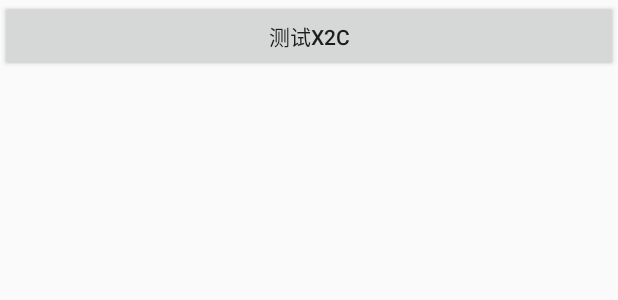
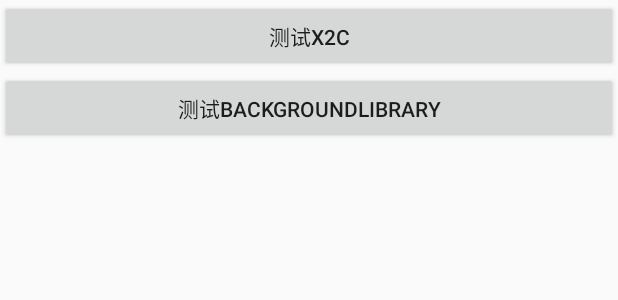
Before and after one commit to sarah21cn/AndroidDemo, an Android app: the layout activity_main.xml on its own in the app's theme, with its tools: preview values and no code run, on a phone screen of 412 x 824 dp. Shown: the top 300 px of the screen. Run offline under Robolectric (Android 15) with nearby library versions, the phone set to English and light mode, and no system bars.

Commit message:
add background library
Signed-off-by: yinshan <ys_sarah@163.com>

```diff
--- a/app/build.gradle
+++ b/app/build.gradle
@@ -35,4 +35,6 @@ dependencies {
 
     annotationProcessor 'com.zhangyue.we:x2c-apt:1.1.2'
     implementation 'com.zhangyue.we:x2c-lib:1.0.6'
+
+    implementation 'com.noober.background:core:1.6.5'
 }
--- a/app/src/main/AndroidManifest.xml
+++ b/app/src/main/AndroidManifest.xml
@@ -18,6 +18,8 @@
     </activity>
 
     <activity android:name=".x2c.X2cDemoActivity"/>
+
+    <activity android:name=".background.BackgroundDemoActivity"/>
   </application>
 
 </manifest>
--- a/app/src/main/res/layout/activity_main.xml
+++ b/app/src/main/res/layout/activity_main.xml
@@ -1,10 +1,11 @@
 <?xml version="1.0" encoding="utf-8"?>
-<RelativeLayout xmlns:android="http://schemas.android.com/apk/res/android"
+<LinearLayout xmlns:android="http://schemas.android.com/apk/res/android"
   xmlns:app="http://schemas.android.com/apk/res-auto"
   xmlns:tools="http://schemas.android.com/tools"
   android:layout_width="match_parent"
   android:layout_height="match_parent"
-  tools:context=".MainActivity">
+  tools:context=".MainActivity"
+  android:orientation="vertical">
 
   <Button
     android:id="@+id/x2c_btn"
@@ -13,4 +14,11 @@
     android:text="测试X2C"
     android:onClick="onClick"/>
 
-</RelativeLayout>
+  <Button
+    android:id="@+id/background_btn"
+    android:layout_width="match_parent"
+    android:layout_height="wrap_content"
+    android:text="测试BackgroundLibrary"
+    android:onClick="onClick"/>
+
+</LinearLayout>
```
Also changed, not shown: app/src/main/java/com/ys/androiddemo/MainActivity.java (+7 -1 lines), app/src/main/java/com/ys/androiddemo/background/BackgroundDemoActivity.java (added, +19 -0 lines), app/src/main/res/layout/activity_background_demo.xml (added, +18 -0 lines).
